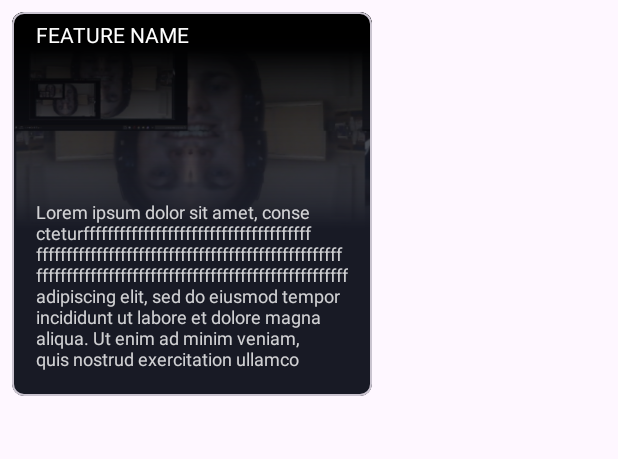
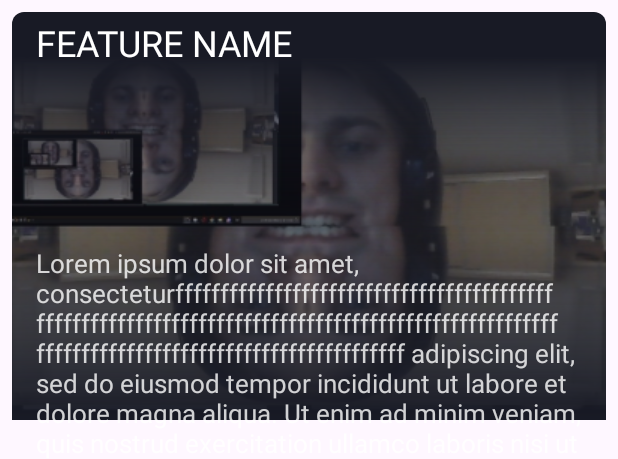
Before and after one commit to xNik3e/UntitledDiscordBot, an Android app: the layout custom_carousel_layout.xml on its own in the app's theme, with its tools: preview values and no code run, on a phone screen of 412 x 824 dp. Shown: the top 459 px of the screen. Run offline under Robolectric (Android 15) with nearby library versions, the phone set to English and light mode, and no system bars.

Commit message:
Add Custom Feature Carousel

```diff
--- a/app/build.gradle
+++ b/app/build.gradle
@@ -12,7 +12,7 @@ android {
 
     defaultConfig {
         applicationId "com.example.untitleddiscordbot"
-        minSdk 25
+        minSdk 26
         targetSdk 32
         versionCode 1
         versionName "1.0"
--- a/app/src/main/res/drawable/gradient_top_bottom.xml
+++ b/app/src/main/res/drawable/gradient_top_bottom.xml
@@ -1,8 +1,8 @@
 <?xml version="1.0" encoding="utf-8"?>
 <shape xmlns:android="http://schemas.android.com/apk/res/android">
     <gradient
-        android:startColor="#000000"
-        android:centerColor="#000000"
+        android:startColor="@color/surface_dark"
+        android:centerColor="@color/surface_dark"
         android:endColor="#00000000"
         android:centerY="0.2"
         android:angle="-90"/>
--- a/app/src/main/res/layout/activity_auth.xml
+++ b/app/src/main/res/layout/activity_auth.xml
@@ -39,6 +39,8 @@
         app:autoPlay="true"
         app:autoPlayDelay="10000"
         app:captionMargin="0dp"
+        app:showCaption="false"
+
 
         app:carouselType="SHOWCASE"
         app:layout_constraintBottom_toTopOf="@id/hg80"
--- a/app/src/main/res/layout/custom_carousel_layout.xml
+++ b/app/src/main/res/layout/custom_carousel_layout.xml
@@ -1,7 +1,7 @@
 <?xml version="1.0" encoding="utf-8"?>
 <LinearLayout xmlns:android="http://schemas.android.com/apk/res/android"
-    android:layout_width="256dp"
-    android:layout_height="wrap_content"
+    android:layout_width="match_parent"
+    android:layout_height="match_parent"
     xmlns:app="http://schemas.android.com/apk/res-auto"
     xmlns:tools="http://schemas.android.com/tools">
 
@@ -9,27 +9,28 @@
         android:layout_width="match_parent"
         android:layout_height="match_parent"
         android:elevation="@dimen/padding_8"
-        app:cardBackgroundColor="@color/surface_dark"
+        app:cardBackgroundColor="@android:color/transparent"
         android:layout_margin="8dp"
+        app:strokeWidth="0dp"
         app:cardCornerRadius="8dp">
 
         <RelativeLayout
             android:layout_width="match_parent"
-            android:layout_height="256dp">
+            android:layout_height="match_parent">
 
             <ImageView
                 android:layout_width="match_parent"
-                android:layout_height="128dp"
+                android:layout_height="256dp"
                 android:layout_marginTop="@dimen/dp_16"
                 android:id="@+id/imageView"
-                tools:src="@drawable/pawel"
+                android:src="@drawable/pawel"
                 android:scaleType="centerCrop"
                 />
 
             <View
                 android:id="@+id/view1"
                 android:layout_width="match_parent"
-                android:layout_height="128dp"
+                android:layout_height="150dp"
                 android:layout_alignParentTop="true"
                 android:layout_marginTop="0dp"
                 android:background="@drawable/gradient_top_bottom" />
@@ -37,8 +38,8 @@
             <View
                 android:layout_width="match_parent"
                 android:id="@+id/view2"
-                android:layout_height="128dp"
-                android:layout_alignTop="@id/imageView"
+                android:layout_height="210dp"
+                android:layout_alignBottom="@id/imageView"
                 android:background="@drawable/gradient_bottom_top"
                 />
 
@@ -46,9 +47,10 @@
             <TextView
                 android:layout_width="wrap_content"
                 android:layout_height="wrap_content"
-                tools:text="Feature Name"
+                android:text="Feature Name"
                 android:textAllCaps="true"
                 android:ellipsize="marquee"
+                android:textSize="@dimen/text_huge"
                 android:layout_marginEnd="@dimen/dp_16"
                 android:id="@+id/featureName"
                 android:layout_marginStart="@dimen/dp_16"
@@ -57,19 +59,22 @@
                 />
 
             <TextView
+                style="@style/Headline_App_name"
                 android:layout_width="wrap_content"
                 android:layout_height="wrap_content"
                 android:layout_below="@id/view1"
                 android:layout_marginStart="@dimen/dp_16"
+                android:layout_marginTop="@dimen/dp_8"
                 android:layout_marginEnd="@dimen/dp_16"
-                android:textSize="@dimen/text_very_small"
-                tools:text="Lorem ipsum dolor sit amet, consecteturfffffffffffffffffffffffffffffffffffffffffffffffffffffffffffffffffffffffffffffffffffffffffffffffffffffffffffffffffffffffffffffffffffffffffffff adipiscing elit, sed do eiusmod tempor incididunt ut labore et dolore magna aliqua. Ut enim ad minim veniam, quis nostrud exercitation ullamco laboris nisi ut aliquip ex ea commodo consequat."
-                style="@style/Headline_App_name"
+                android:layout_marginBottom="@dimen/dp_8"
+                android:alpha="0.8"
+                android:ellipsize="end"
+                android:autoSizeTextType="uniform"
+                android:autoSizeMaxTextSize="@dimen/text_large"
+                android:autoSizeMinTextSize="@dimen/text_very_small"
                 android:maxLines="8"
-                android:alpha="0.8"
-                android:layout_marginBottom="@dimen/dp_8"
-                android:ellipsize="marquee"
-                />
+                android:text="Lorem ipsum dolor sit amet, consecteturfffffffffffffffffffffffffffffffffffffffffffffffffffffffffffffffffffffffffffffffffffffffffffffffffffffffffffffffffffffffffffffffffffffffffffff adipiscing elit, sed do eiusmod tempor incididunt ut labore et dolore magna aliqua. Ut enim ad minim veniam, quis nostrud exercitation ullamco laboris nisi ut aliquip ex ea commodo consequat."
+                android:textSize="@dimen/text_large" />
 
 
         </RelativeLayout>
```
Also changed, not shown: app/src/main/java/com/example/untitleddiscordbot/AuthActivity.java (+22 -3 lines), app/src/main/res/layout/item_custom_fixed_size_layout_4.xml (deleted, +0 -68 lines).
